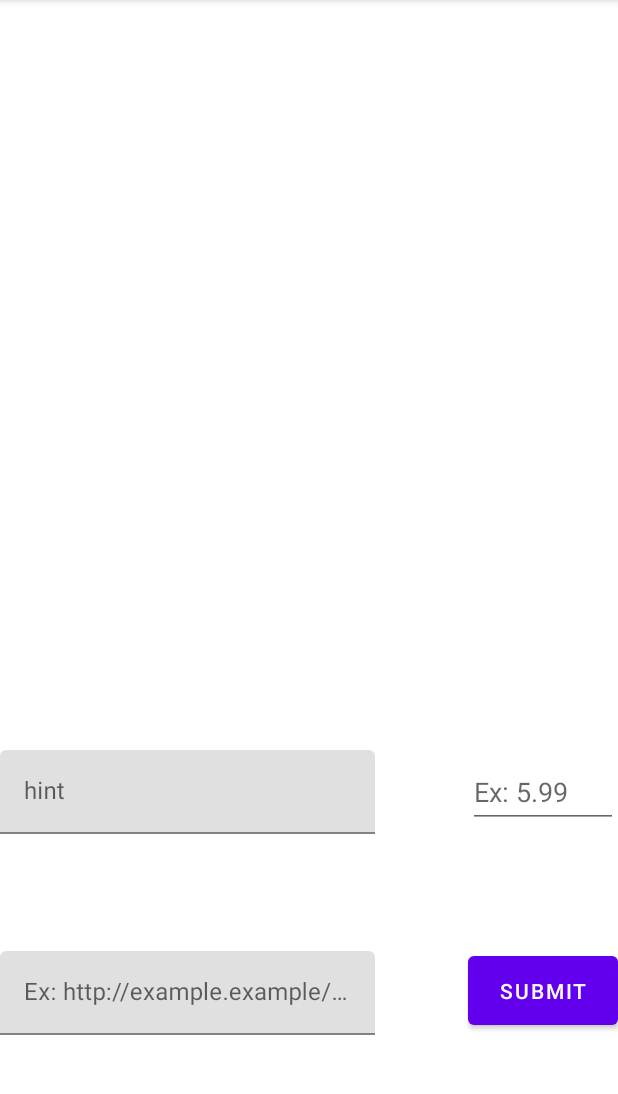
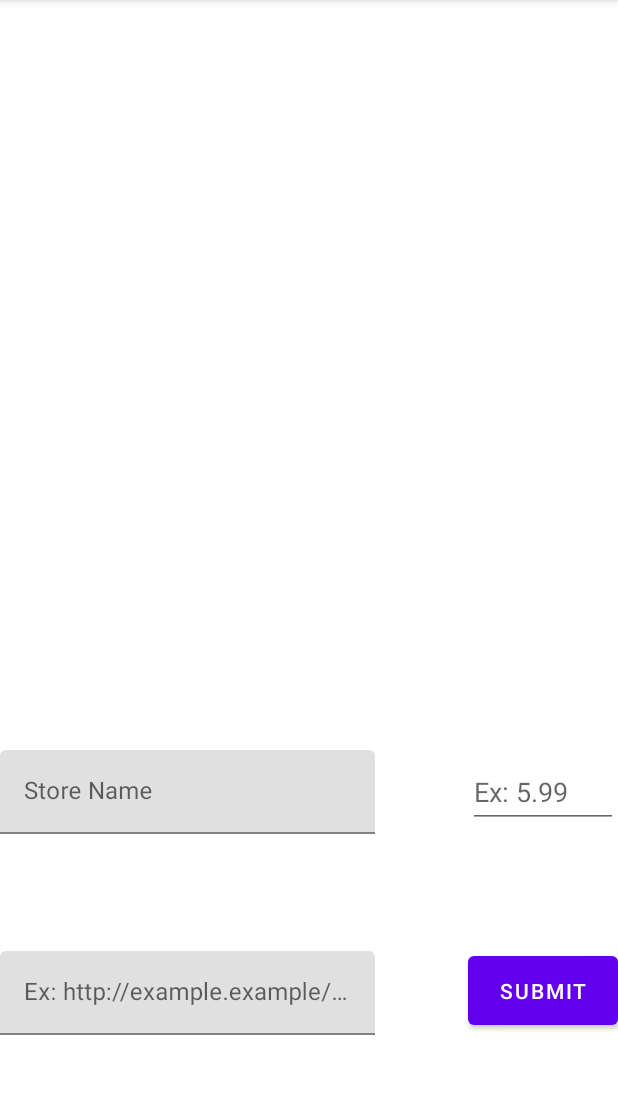
Before and after one commit to merlin-mallory/Wishlist, an Android app: the screen it shows after launch (MainActivity), on a phone screen of 412 x 824 dp, the part 84-1178 px from its top. Run offline under Robolectric (Android 15) with nearby library versions, the phone set to English and light mode, and no system bars; 6 statements that could not run were skipped.

Commit message:
Incomplete project submission

```diff
--- /dev/null
+++ b/app/src/main/java/com/example/wishlist/Item.kt
@@ -0,0 +1,7 @@
+package com.example.wishlist
+
+class Item(
+    var name: String,
+    var price: String,
+    var store: String){
+}
--- a/app/src/main/java/com/example/wishlist/MainActivity.kt
+++ b/app/src/main/java/com/example/wishlist/MainActivity.kt
@@ -2,10 +2,41 @@ package com.example.wishlist
 
 import androidx.appcompat.app.AppCompatActivity
 import android.os.Bundle
+import android.widget.Button
+import android.widget.EditText
+import android.widget.TextView
+import androidx.recyclerview.widget.LinearLayoutManager
+import androidx.recyclerview.widget.RecyclerView
+import com.google.android.material.textfield.TextInputEditText
+import com.example.wishlist.Item as Item1
 
 class MainActivity : AppCompatActivity() {
+    lateinit var my_list: ArrayList<Item1>
     override fun onCreate(savedInstanceState: Bundle?) {
         super.onCreate(savedInstanceState)
         setContentView(R.layout.activity_main)
+
+        val itemsRv = findViewById<RecyclerView>(R.id.recyclerView)
+        val adapter = ItemAdapter(my_list)
+        itemsRv.adapter = adapter
+        itemsRv.layoutManager = LinearLayoutManager(this)
+
+        val item_name = findViewById<TextView>(R.id.input_name)
+        val item_price = findViewById<TextView>(R.id.input_price)
+        val item_store = findViewById<TextView>(R.id.input_site)
+        val submit_button = findViewById<Button>(R.id.input_button)
+
+        val name = item_name.text.toString()
+        val url = item_store.text.toString()
+        val price = item_price.editableText.toString()
+
+        val item_to_add = Item1(name, price, url)
+//        item_to_add.name = name
+//        item_to_add.store = url
+//        item_to_add.price = price
+
+        submit_button.setOnClickListener {
+            my_list.add(item_to_add)
+        }
     }
 }
--- a/app/src/main/res/layout/activity_main.xml
+++ b/app/src/main/res/layout/activity_main.xml
@@ -24,7 +24,7 @@
         <com.google.android.material.textfield.TextInputEditText
             android:layout_width="match_parent"
             android:layout_height="wrap_content"
-            android:hint="@string/hint"
+            android:hint="@string/store_name"
             android:textColorHint="#616161" />
     </com.google.android.material.textfield.TextInputLayout>
 
--- a/app/src/main/res/values/strings.xml
+++ b/app/src/main/res/values/strings.xml
@@ -1,7 +1,10 @@
 <resources>
     <string name="app_name">Wishlist</string>
     <string name="item_name">Item Name</string>
-    <string name="hint">hint</string>
+    <string name="store_name">Store Name</string>
     <string name="ex_http_example_example_my_item_url">Ex: http://example.example/my-item-url</string>
     <string name="submit">SUBMIT</string>
+    <string name="output_price">output_price</string>
+    <string name="output_url">output_url</string>
+    <string name="output_name">output_name</string>
 </resources>
```
Also changed, not shown: app/src/main/java/com/example/wishlist/ItemAdapter.kt (added, +52 -0 lines), app/src/main/res/layout/output_item.xml (added, +35 -0 lines).
